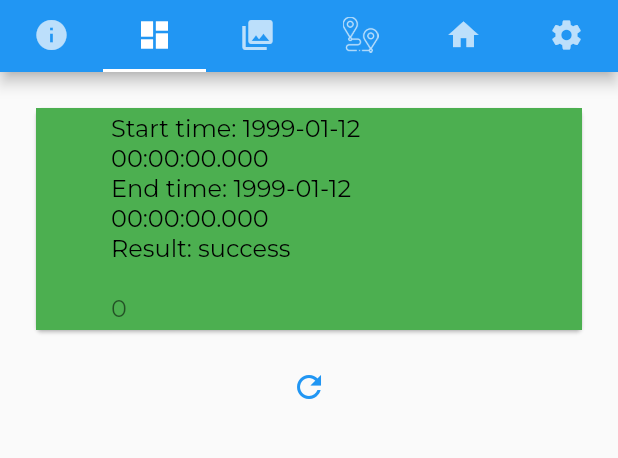
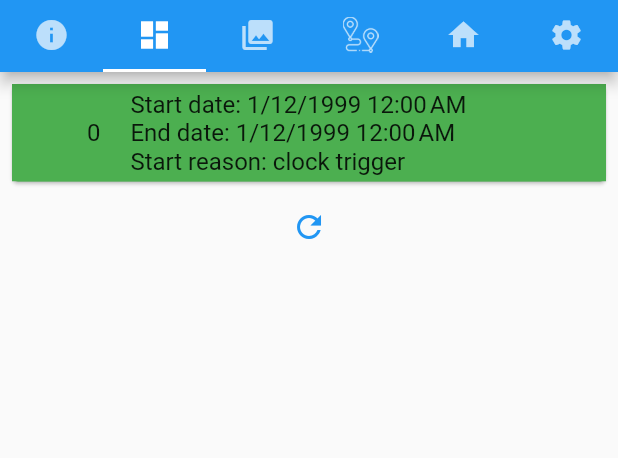
Before and after one commit to TomerMe2/SecurityDrone, a Flutter app: the CentralPage screen opened directly, tab 2 chosen, on a phone screen of 412 x 824 dp, the part 84-542 px from its top. Run offline on Flutter 3.47's test engine with Material 2 defaults, Android fonts, the phone set to English and light mode, and no system bars; our stand-ins replace bloc, equatable, flutter_bloc, google_maps_flutter; missing offline and left inert: loading_animations.

Commit message:
redesign the dashboard entry view changed from toString to a list view

```diff
--- a/security_drone_user_app/lib/data/models/dashboard_entry.dart
+++ b/security_drone_user_app/lib/data/models/dashboard_entry.dart
@@ -17,6 +17,12 @@ class DashBoardEntry {
     List<SubActivity> subActivities = [
       SubActivity(DroneActivityType.fly, DateTime.parse("1999-01-12"), LatLngPoint(10,10)),
       SubActivity(DroneActivityType.land, DateTime.parse("1999-01-12"), LatLngPoint(10,10)),
+      SubActivity(DroneActivityType.pursue, DateTime.parse("1999-01-12"), LatLngPoint(10,10)),
+      SubActivity(DroneActivityType.pursue, DateTime.parse("1999-01-12"), LatLngPoint(10,10)),
+      SubActivity(DroneActivityType.pursue, DateTime.parse("1999-01-12"), LatLngPoint(10,10)),
+      SubActivity(DroneActivityType.pursue, DateTime.parse("1999-01-12"), LatLngPoint(10,10)),
+      SubActivity(DroneActivityType.pursue, DateTime.parse("1999-01-12"), LatLngPoint(10,10)),
+      SubActivity(DroneActivityType.pursue, DateTime.parse("1999-01-12"), LatLngPoint(10,10)),
       SubActivity(DroneActivityType.pursue, DateTime.parse("1999-01-12"), LatLngPoint(10,10))
     ];
     DroneActivity droneActivity = DroneActivity(subActivities);
@@ -26,6 +32,11 @@ class DashBoardEntry {
   static List<DashBoardEntry> dummyFetchAll() {
     List<SubActivity> subActivities = [
       SubActivity(DroneActivityType.fly, DateTime.parse("1999-01-12"), LatLngPoint(10,10)),
+      SubActivity(DroneActivityType.land, DateTime.parse("1999-01-12"), LatLngPoint(10,10)),
+      SubActivity(DroneActivityType.land, DateTime.parse("1999-01-12"), LatLngPoint(10,10)),
+      SubActivity(DroneActivityType.land, DateTime.parse("1999-01-12"), LatLngPoint(10,10)),
+      SubActivity(DroneActivityType.land, DateTime.parse("1999-01-12"), LatLngPoint(10,10)),
+      SubActivity(DroneActivityType.land, DateTime.parse("1999-01-12"), LatLngPoint(10,10)),
       SubActivity(DroneActivityType.land, DateTime.parse("1999-01-12"), LatLngPoint(10,10)),
     ];
     DroneActivity droneActivity = DroneActivity(subActivities);
--- a/security_drone_user_app/lib/data/models/sub_activity.dart
+++ b/security_drone_user_app/lib/data/models/sub_activity.dart
@@ -1,3 +1,5 @@
+import 'package:intl/intl.dart';
+
 import 'lat_lng_point.dart';
 
 class SubActivity{
@@ -9,7 +11,7 @@ class SubActivity{
 
   @override
   String toString() {
-    return "Activity: ${type.toString().split('.').last} \nDate: ${date.toString()} \n${location.toString()} ";
+    return "Type:  ${type.toString().split('.').last}\nDate: ${DateFormat.jms().format(date)}\n${location.toString()}";
   }
 
   @override
--- a/security_drone_user_app/lib/logic/bloc/patrol_map_bloc.dart
+++ b/security_drone_user_app/lib/logic/bloc/patrol_map_bloc.dart
@@ -20,7 +20,6 @@ class PatrolMapBloc extends Bloc<PatrolMapEvent, PatrolMapState> {
   ) async* {
     if (event is PatrolMapPointClicked) {
       var newPoint = event.pointClickedOn;
-
 
       double closestDistance;
       LatLngPoint closestPoint;
--- a/security_drone_user_app/lib/presentation/pages/dashboard_page.dart
+++ b/security_drone_user_app/lib/presentation/pages/dashboard_page.dart
@@ -1,8 +1,9 @@
+import 'package:flutter/cupertino.dart';
 import 'package:flutter/material.dart';
 import 'package:flutter_bloc/flutter_bloc.dart';
+import 'package:intl/intl.dart';
 import 'package:security_drone_user_app/data/models/dashboard_entry.dart';
 import 'package:security_drone_user_app/logic/bloc/dashboard_bloc.dart';
-import 'package:security_drone_user_app/presentation/text_section.dart';
 import 'package:security_drone_user_app/style.dart';
 
 class DashboardPage extends StatefulWidget {
@@ -36,8 +37,36 @@ class DashBoardList extends StatelessWidget {
 
   @override
   Widget build(BuildContext context) {
+
+    Widget displayDashboardEntry(DashBoardEntry entry, int index){
+
+      List <Widget> endReason = [];
+      if (entry != null && entry.abortReason != "") {
+        endReason.add(Text("Abort reason: ${entry.abortReason}"));
+      }
+
+      return Container(
+        child: Row(
+          mainAxisAlignment: MainAxisAlignment.start,
+          children: [
+            Text(index.toString()),
+            SizedBox(width: 20.0),
+            Column(
+              mainAxisAlignment: MainAxisAlignment.center,
+              crossAxisAlignment: CrossAxisAlignment.start,
+              children: <Widget>[
+                Text("Start date: ${DateFormat.yMd().add_jm().format(entry.startTime)}"),
+                Text("End date: ${DateFormat.yMd().add_jm().format(entry.endTime)}"),
+                Text("Start reason: ${entry.startReason}"),
+              ] + endReason,
+            )
+          ]
+        )
+      );
+    }
+
     return SingleChildScrollView(
-      padding: EdgeInsets.all(10.0),
+      padding: EdgeInsets.all(2.0),
       child: BlocConsumer<DashboardBloc, DashboardState>(
         cubit: _bloc,
         buildWhen: (prev, curr) {
@@ -54,7 +83,7 @@ class DashBoardList extends StatelessWidget {
             var builder = ListView.builder(
                 physics: ScrollPhysics(),
                 shrinkWrap: true,
-                padding: EdgeInsets.all(10.0),
+                padding: EdgeInsets.all(2.0),
                 itemCount: state.entries.length,
                 itemBuilder: (context, index) {
                   Color color;
@@ -71,14 +100,11 @@ class DashBoardList extends StatelessWidget {
                     color = Colors.grey;
                   }
                   return Card(
+                    color: color,
                     child: ListTile(
                       tileColor: color,
                       contentPadding: EdgeInsets.symmetric(horizontal: 50),
-                      title: Text(
-                          state.entries[index].entryMinimalDescription(),
-                          style: Body1TextStyle
-                      ),
-                      subtitle: Text(index.toString()),
+                      title: displayDashboardEntry(state.entries[index], index),
                       onTap: () => _bloc.add(DashboardEntryClicked(index)),
                     ),
                   );
@@ -92,15 +118,59 @@ class DashBoardList extends StatelessWidget {
             );
           }
           else if (state is ShowDashboardEntry) {
-            var index = state.focusedIndex;
-            var display = Column(
+            int index = state.focusedIndex;
+            DashBoardEntry entry = state.entries[index];
+
+            List <Widget> info = [
+              Text("Start date: ${DateFormat.yMd().add_jm().format(entry.startTime)}"),
+              Text("End date: ${DateFormat.yMd().add_jm().format(entry.endTime)}"),
+              Text("Start reason: ${entry.startReason}"),
+              Text("Abort reason: ${entry.abortReason}"),
+              Text("Mission result: ${entry.missionResult.toString().split('.').last}"),
+              SizedBox(height: 10),
+              Text("Activity Log: ", style: Body1TextStyle),
+              Container(height: 1.0, color: Colors.black38)
+            ];
+
+            for (int i = 0 ; i < entry.activity.activities.length ; i++) {
+              info.add(Text("Sub activity ${i.toString()}:"));
+              info.add(Text("Type: ${entry.activity.activities[i].type}"));
+              info.add(Text("Time: ${DateFormat.jms().format(entry.activity.activities[i].date)}"));
+              info.add(Text("Latitude: ${entry.activity.activities[i].location.lat}"));
+              info.add(Text("Longitude: ${entry.activity.activities[i].location.lng}"));
+              info.add(SizedBox(height: 10.0));
+            }
+
+            var builder = ListView.builder(
+                physics: ScrollPhysics(),
+                shrinkWrap: true,
+                padding: EdgeInsets.all(2.0),
+                itemCount: 1,
+                itemBuilder: (context, _) {
+                  return Card(
+                    child: ListTile(
+                      contentPadding: EdgeInsets.symmetric(horizontal: 50),
+                      title: Container(
+                        child: Column(
+                          crossAxisAlignment: CrossAxisAlignment.start,
+                          children: info,
+                        ),
+                      ),
+                      onTap: () => _bloc.add(DashboardEntryClicked(index)),
+                    ),
+                  );
+                }
+            );
+
+            return Column(
               children: [
-                TextSection(
-                    "Action Full Desctiption:",
-                    state.entries[index].toString()
+                Text("Action Full Description:", style: TitleTextStyle),
+                Divider(
+                  height: 5.0, thickness: 5.0, indent: 10.0, endIndent: 10, color: Colors.black38,
                 ),
-                ElevatedButton(
-                    child: Icon(Icons.keyboard_return),
+                builder,
+                TextButton(
+                    child: Icon(Icons.keyboard_return, color: Colors.white),
                     style: ButtonStyle(
                       backgroundColor: MaterialStateProperty.all(Colors.blue)
                     ),
@@ -109,7 +179,7 @@ class DashBoardList extends StatelessWidget {
                     ))
               ],
             );
-            return display;
+
           }
           else {
             return Text("Unrecognized state");
--- a/security_drone_user_app/pubspec.yaml
+++ b/security_drone_user_app/pubspec.yaml
@@ -33,6 +33,7 @@ dependencies:
   # The following adds the Cupertino Icons font to your application.
   # Use with the CupertinoIcons class for iOS style icons.
   cupertino_icons: ^1.0.0
+  intl: ^0.17.0
 
 dev_dependencies:
   flutter_test:
```
Also changed, not shown: security_drone_user_app/pubspec.lock.
